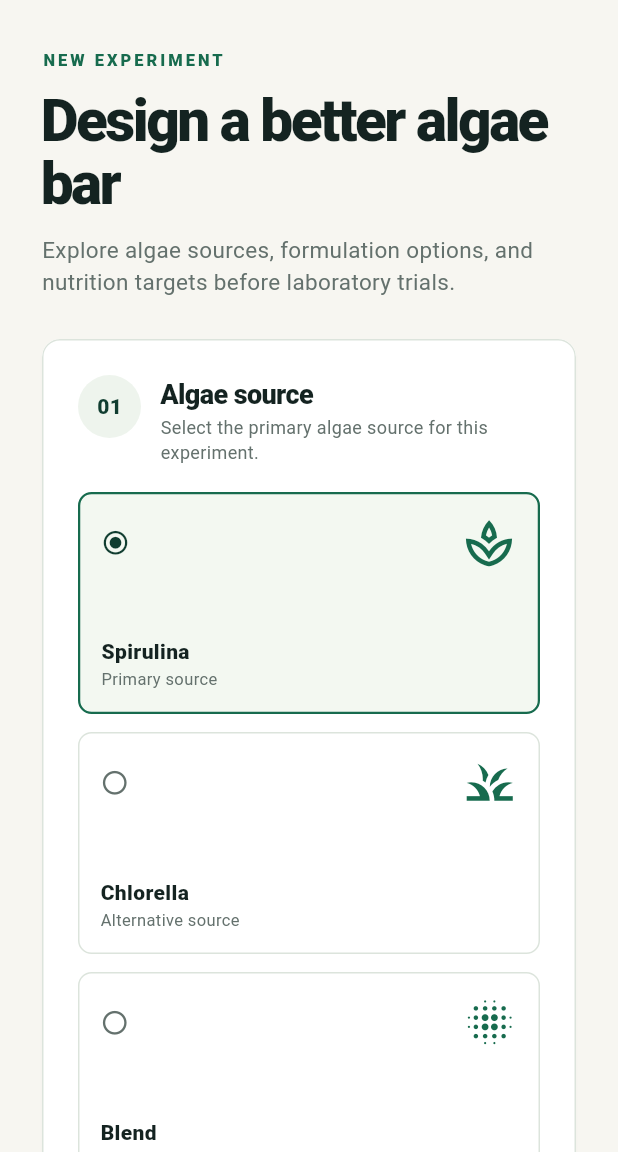
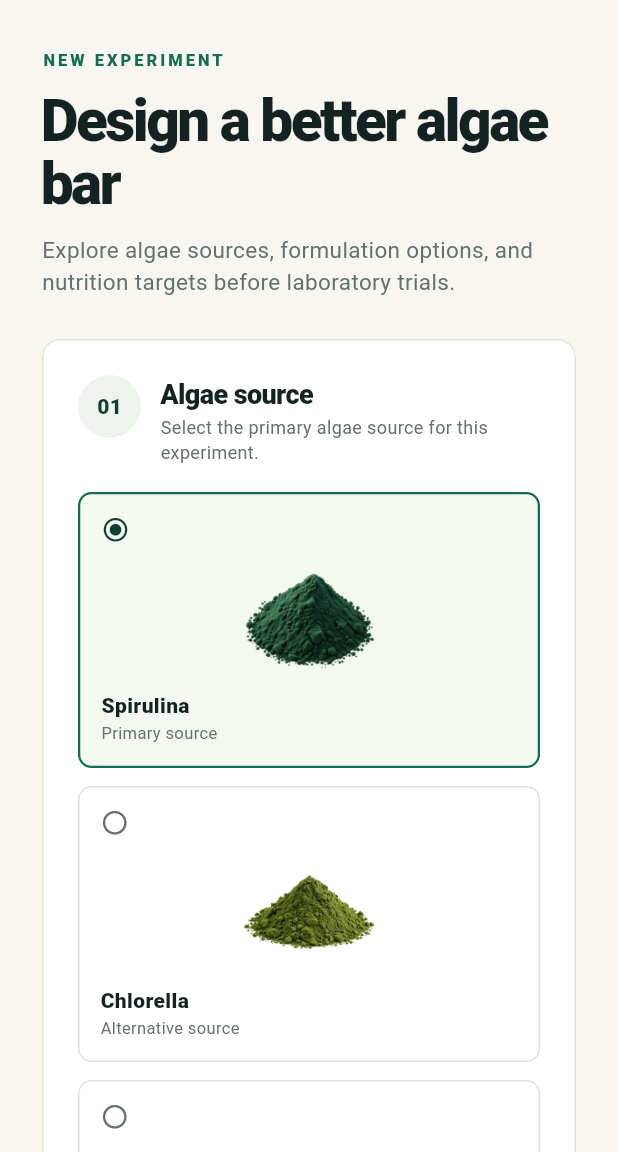
Before and after one commit to jawadul-codes/AlgaMask, a Flutter app: the screen it shows after launch, on a phone screen of 412 x 824 dp, the part 84-1236 px from its top. Run offline on Flutter 3.47's test engine with Material 3 defaults, Android fonts, the phone set to English and light mode, and no system bars; our stand-ins replace shared_preferences; network calls fail.

Commit message:
Add photorealistic ingredient cutout assets, asset bundle config, and live review screenshots

```diff
--- a/apps/flutter/lib/src/algamask/history_screen.dart
+++ b/apps/flutter/lib/src/algamask/history_screen.dart
@@ -116,6 +116,7 @@ class _HistoryScreenState extends State<HistoryScreen> {
     onNew: () => Navigator.of(context).pop(),
     onHistory: selected == null ? null : () => setState(() => selected = null),
     child: SingleChildScrollView(
+      key: ValueKey(selected == null ? 'history-list' : 'history-report'),
       padding: const EdgeInsets.fromLTRB(28, 32, 28, 64),
       child: Center(
         child: ConstrainedBox(
--- a/apps/flutter/lib/src/algamask/input_screen.dart
+++ b/apps/flutter/lib/src/algamask/input_screen.dart
@@ -149,6 +149,9 @@ class _InputScreenState extends State<InputScreen> {
     onNew: result == null ? null : () => setState(() => result = null),
     onHistory: loading ? null : openHistory,
     child: SingleChildScrollView(
+      key: ValueKey(
+        result == null ? 'experiment-builder' : 'experiment-report',
+      ),
       padding: const EdgeInsets.fromLTRB(28, 32, 28, 64),
       child: Center(
         child: ConstrainedBox(
@@ -680,7 +683,7 @@ class _InputScreenState extends State<InputScreen> {
           : () => change(() => isFlavour ? flavour = value : algae = value),
       child: Container(
         width: width,
-        height: 148,
+        height: 184,
         padding: const EdgeInsets.all(14),
         decoration: BoxDecoration(
           color: selected ? const Color(0xfff3f8f1) : Colors.white,
@@ -702,11 +705,20 @@ class _InputScreenState extends State<InputScreen> {
                   color: selected ? AlgaColors.forest : AlgaColors.muted,
                   size: 19,
                 ),
-                const Spacer(),
-                Icon(icon, color: AlgaColors.green, size: 37),
               ],
             ),
-            const Spacer(),
+            Expanded(
+              child: Center(
+                child: Image.asset(
+                  'assets/ingredients/$value.png',
+                  width: 124,
+                  height: 94,
+                  fit: BoxFit.contain,
+                  errorBuilder: (_, _, _) =>
+                      Icon(icon, color: AlgaColors.green, size: 42),
+                ),
+              ),
+            ),
             Text(
               title,
               style: const TextStyle(fontSize: 14, fontWeight: FontWeight.w800),
--- a/apps/flutter/pubspec.yaml
+++ b/apps/flutter/pubspec.yaml
@@ -59,6 +59,8 @@ flutter:
   # included with your application, so that you can use the icons in
   # the material Icons class.
   uses-material-design: true
+  assets:
+    - assets/ingredients/
 
   # To add assets to your application, add an assets section, like this:
   # assets:
```
Also changed, not shown: apps/flutter/assets/ingredients/blend.png (added), apps/flutter/assets/ingredients/chlorella.png (added), apps/flutter/assets/ingredients/citrus.png (added), apps/flutter/assets/ingredients/cocoa-spice.png (added), apps/flutter/assets/ingredients/spirulina.png (added), apps/flutter/assets/ingredients/vanilla.png (added), output/review/alga-redesign-builder-live.jpg (added), output/review/alga-redesign-report-live.jpg (added), 1 other file.
